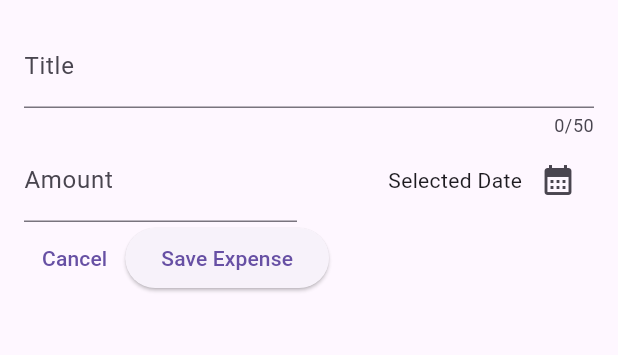
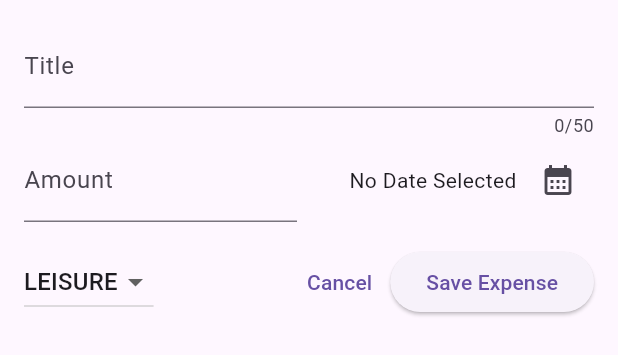
Before and after one commit to shariar99/Todo_apps_in_flutter, a Flutter app: the NewExpense widget shown alone on an empty page, opened directly, on a phone screen of 412 x 824 dp. Shown: the top 355 px of the screen. Run offline on Flutter 3.47's test engine with Material 2 defaults, Android fonts, the phone set to English and light mode, and no system bars.

Commit message:
add drop down and date selected

```diff
--- a/lib/widgets/new_expense.dart
+++ b/lib/widgets/new_expense.dart
@@ -1,4 +1,5 @@
 import 'package:flutter/material.dart';
+import 'package:todo/models/expense.dart';
 
 class NewExpense extends StatefulWidget {
   const NewExpense({super.key});
@@ -12,16 +13,22 @@ class NewExpense extends StatefulWidget {
 class _NewExpenseState extends State<NewExpense> {
   final _titleController = TextEditingController();
   final _amountController = TextEditingController();
+  DateTime? _selectedDate;
+  Category _selectedCategory = Category.leisure;
 
-  void _presentDatePicker() {
+  void _presentDatePicker() async {
     final now = DateTime.now();
     final firstDate = DateTime(now.year - 1, now.month, now.day);
 
-    showDatePicker(
+    final pickDate = await showDatePicker(
         context: context,
         initialDate: now,
         firstDate: firstDate,
         lastDate: now);
+    setState(() {
+      _selectedDate = pickDate;
+    });
+    print(pickDate);
   }
 
   @override
@@ -62,7 +69,11 @@ class _NewExpenseState extends State<NewExpense> {
                   mainAxisAlignment: MainAxisAlignment.end,
                   crossAxisAlignment: CrossAxisAlignment.center,
                   children: [
-                    const Text('Selected Date'),
+                    Text(
+                      _selectedDate == null
+                          ? 'No Date Selected '
+                          : formatter.format(_selectedDate!),
+                    ),
                     IconButton(
                       onPressed: _presentDatePicker,
                       icon: const Icon(Icons.calendar_month),
@@ -72,8 +83,32 @@ class _NewExpenseState extends State<NewExpense> {
               ),
             ],
           ),
+          const SizedBox(
+            height: 16,
+          ),
           Row(
             children: [
+              DropdownButton(
+                  value: _selectedCategory,
+                  items: Category.values
+                      .map(
+                        (category) => DropdownMenuItem(
+                          value: category,
+                          child: Text(
+                            category.name.toUpperCase(),
+                          ),
+                        ),
+                      )
+                      .toList(),
+                  onChanged: (value) {
+                    if (value == null) {
+                      return;
+                    }
+                    setState(() {
+                      _selectedCategory = value;
+                    });
+                  }),
+              const Spacer(),
               TextButton(
                 onPressed: () {
                   Navigator.pop(context);
```
